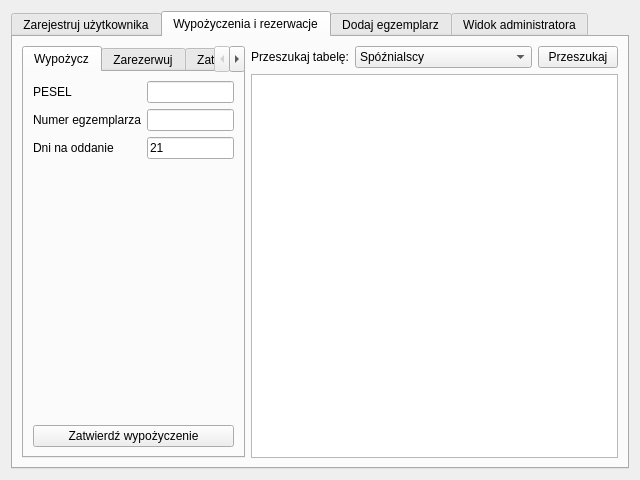
First picture: the form in UI/main_window.ui, repository Ambulanss/library-app, before the edit.
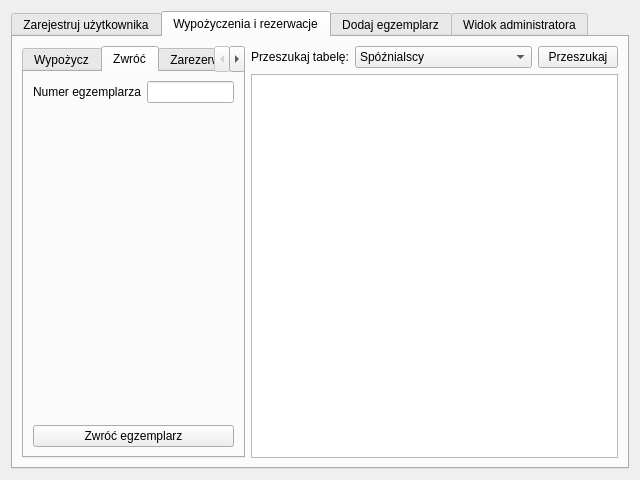
Second picture: the form after the edit. The open tabs and pages were chosen to show the change.

Commit message: Add returning books

The edit to the form file:
```diff
--- a/UI/main_window.ui
+++ b/UI/main_window.ui
@@ -366,7 +366,7 @@
          <item row="0" column="0">
           <widget class="QTabWidget" name="tabWidget_2">
            <property name="currentIndex">
-            <number>0</number>
+            <number>1</number>
            </property>
            <widget class="QWidget" name="tab_5">
             <attribute name="title">
@@ -431,6 +431,34 @@
              </item>
             </layout>
            </widget>
+           <widget class="QWidget" name="tab_9">
+            <attribute name="title">
+             <string>Zwróć</string>
+            </attribute>
+            <layout class="QGridLayout" name="gridLayout_12">
+             <item row="0" column="0">
+              <layout class="QFormLayout" name="formLayout_2">
+               <item row="0" column="0">
+                <widget class="QLabel" name="label_4">
+                 <property name="text">
+                  <string>Numer egzemplarza</string>
+                 </property>
+                </widget>
+               </item>
+               <item row="0" column="1">
+                <widget class="QLineEdit" name="returnEdit"/>
+               </item>
+              </layout>
+             </item>
+             <item row="1" column="0">
+              <widget class="QPushButton" name="returnButton">
+               <property name="text">
+                <string>Zwróć egzemplarz</string>
+               </property>
+              </widget>
+             </item>
+            </layout>
+           </widget>
            <widget class="QWidget" name="tab_6">
             <attribute name="title">
              <string>Zarezerwuj</string>
```
Left out of the diff: 22 changed lines with no effect on the pictures. The commit also changes 2 other files.
